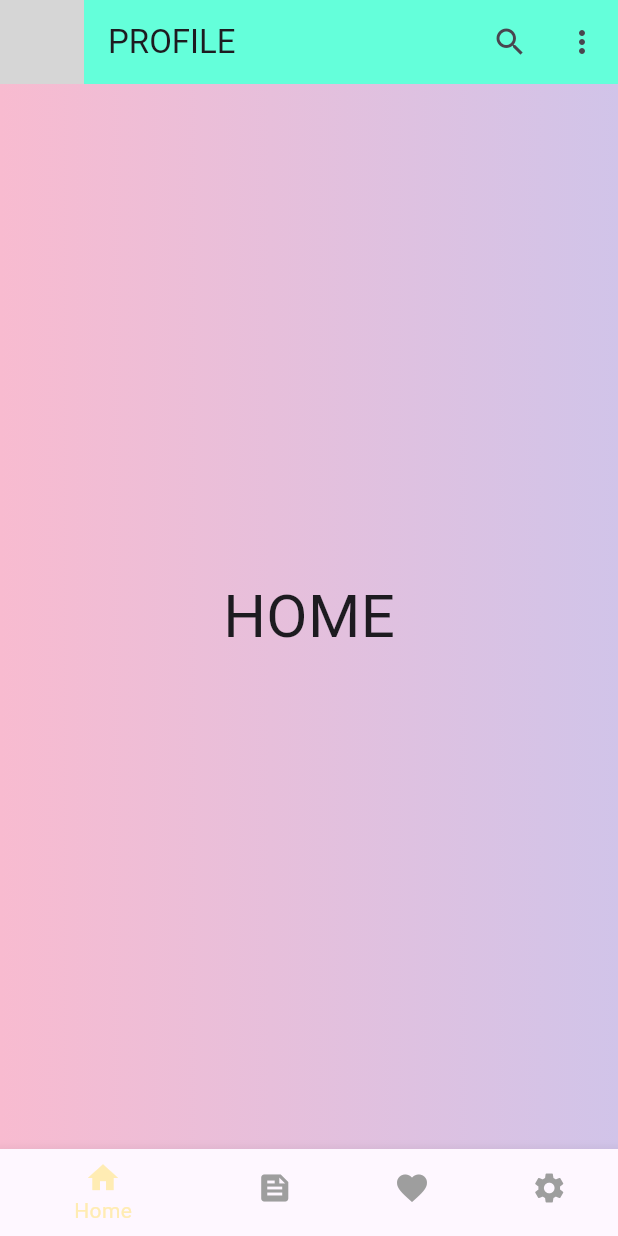
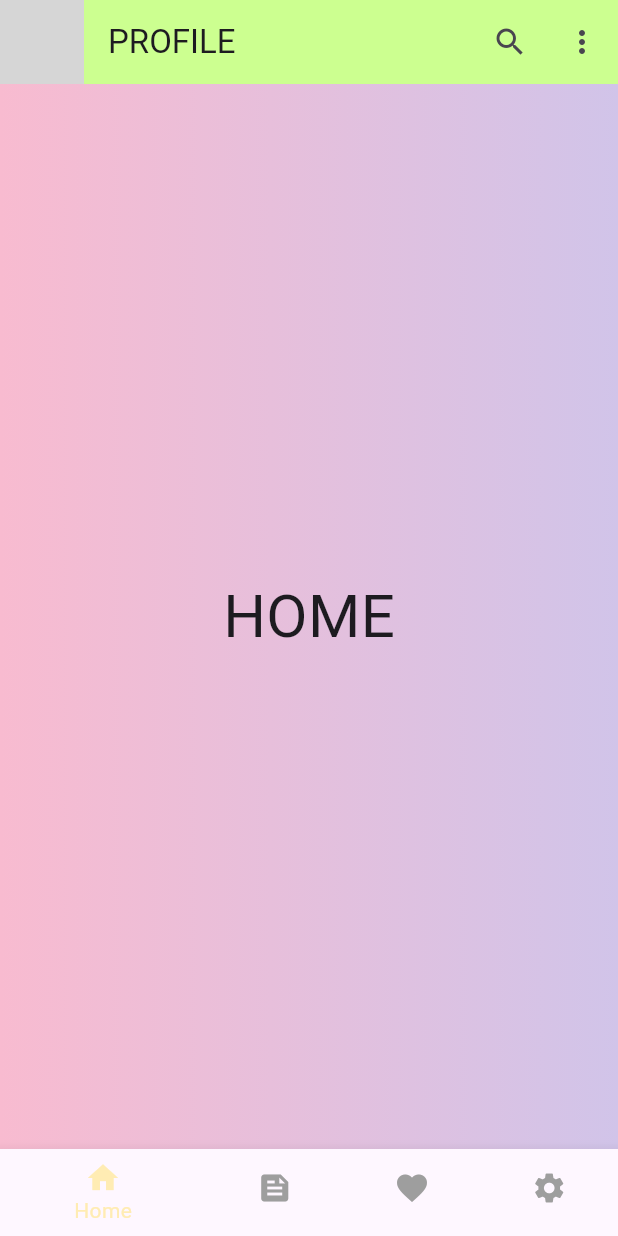
Before and after one commit to AdityaTyagi0304/demoprofile, a Flutter app: the screen it shows after launch, on a phone screen of 412 x 824 dp. Run offline on Flutter 3.47's test engine with Material 3 defaults, Android fonts, the phone set to English and light mode, and no system bars; network calls fail; grey boxes are pictures that could not be loaded.

Commit message:
second release

```diff
--- a/lib/main.dart
+++ b/lib/main.dart
@@ -36,7 +36,7 @@ class _HomeScreenState extends State<HomeScreen>{
       child: const Text('HOME',
         style: TextStyle(fontSize: 40),
       ),
-
+///////////////////////////////////////
     ),
     Container(
       decoration: BoxDecoration(
@@ -60,7 +60,7 @@ class _HomeScreenState extends State<HomeScreen>{
               ]
           )
       ),
-
+//////////////////////////////////
         alignment: Alignment.center,
         child: const Text('Settings',style: TextStyle(fontSize: 40),
         ),
@@ -71,7 +71,7 @@ class _HomeScreenState extends State<HomeScreen>{
   Widget build(BuildContext context){
     return Scaffold(
       appBar: AppBar(
-        backgroundColor: Colors.tealAccent,
+        backgroundColor: Colors.lightGreenAccent.shade100,
         actions: [
           IconButton(
             icon: Icon(Icons.search),
```
